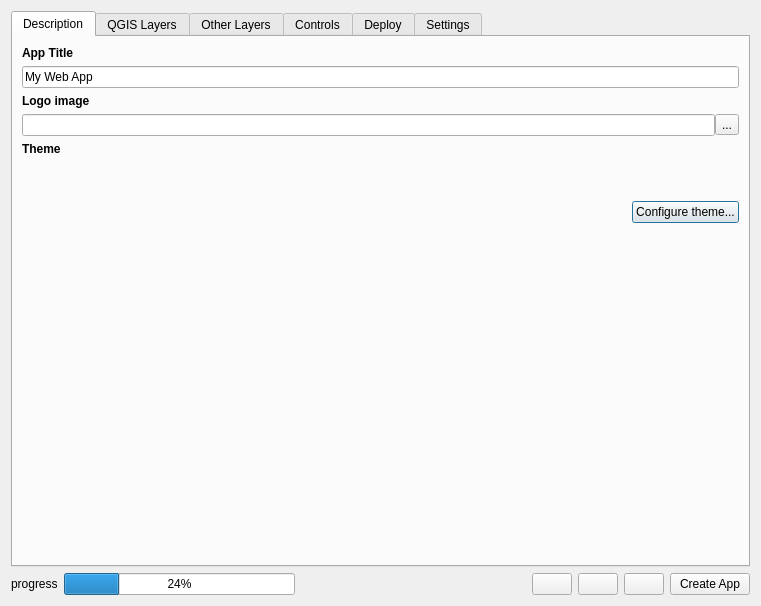
First picture: the form in webappbuilder/ui_maindialog.ui, repository planetfederal/qgis-webappbuilder-plugin, before the edit.
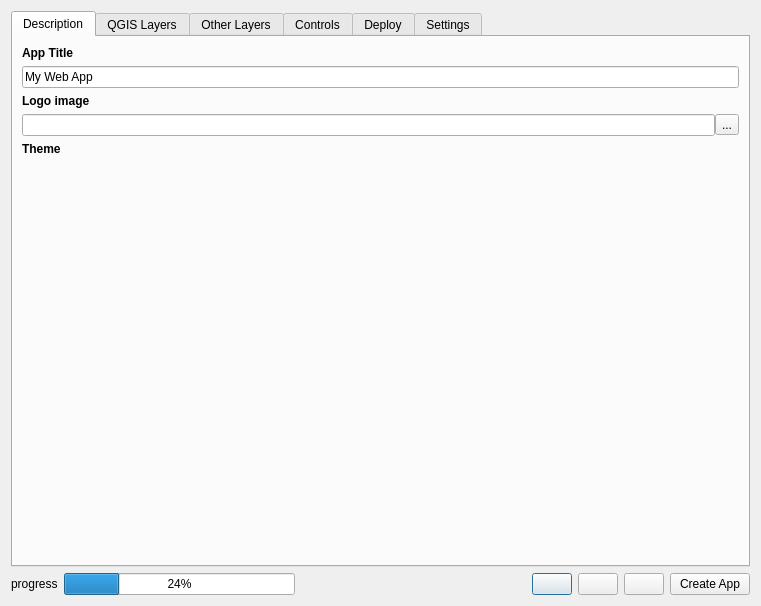
Second picture: the form after the edit. The open tabs and pages were chosen to show the change. Icons and pictures are not drawn.

```diff
--- a/webappbuilder/ui_maindialog.ui
+++ b/webappbuilder/ui_maindialog.ui
@@ -106,46 +106,6 @@
          <layout class="QGridLayout" name="gridLayoutThemes"/>
         </widget>
        </item>
-       <item>
-        <spacer name="verticalSpacer_6">
-         <property name="orientation">
-          <enum>Qt::Vertical</enum>
-         </property>
-         <property name="sizeType">
-          <enum>QSizePolicy::Fixed</enum>
-         </property>
-         <property name="sizeHint" stdset="0">
-          <size>
-           <width>20</width>
-           <height>15</height>
-          </size>
-         </property>
-        </spacer>
-       </item>
-       <item>
-        <layout class="QHBoxLayout" name="horizontalLayout_6">
-         <item>
-          <spacer name="horizontalSpacer">
-           <property name="orientation">
-            <enum>Qt::Horizontal</enum>
-           </property>
-           <property name="sizeHint" stdset="0">
-            <size>
-             <width>40</width>
-             <height>20</height>
-            </size>
-           </property>
-          </spacer>
-         </item>
-         <item>
-          <widget class="QPushButton" name="buttonConfigureTheme">
-           <property name="text">
-            <string>Configure theme...</string>
-           </property>
-          </widget>
-         </item>
-        </layout>
-       </item>
        <item>
         <spacer name="verticalSpacer_4">
          <property name="orientation">
```
